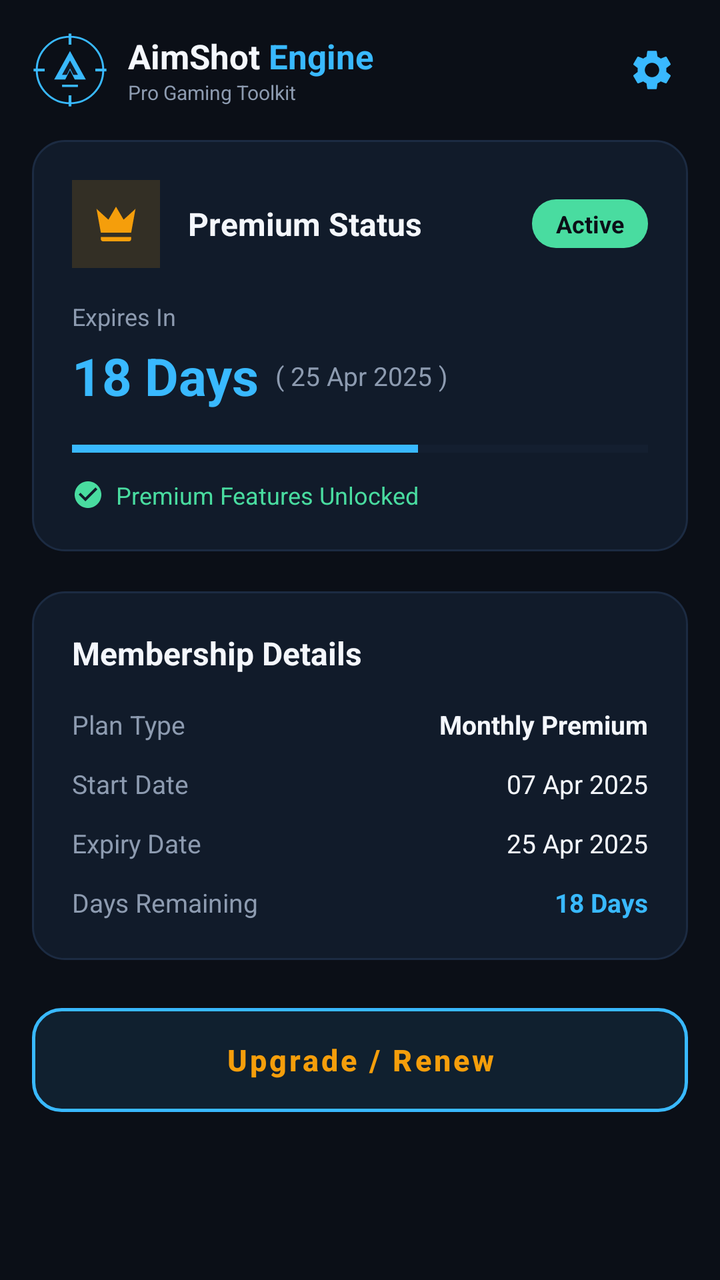
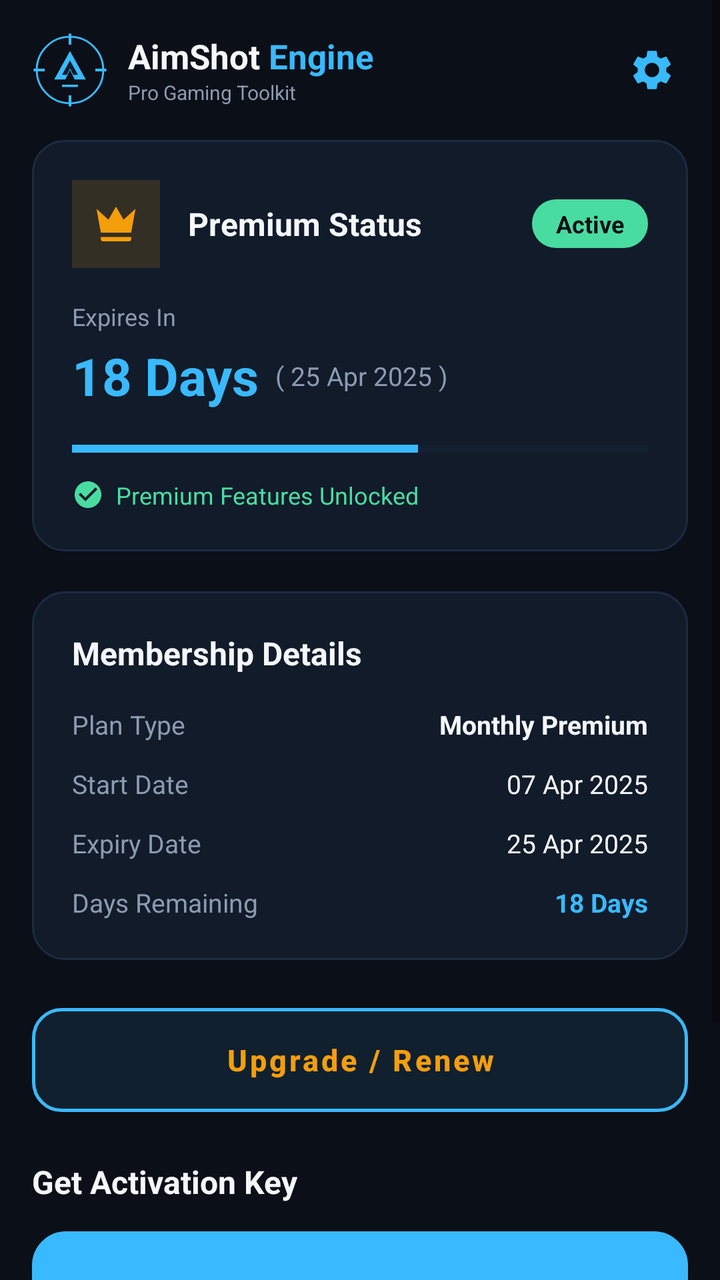

Compare the two renders of this Android layout. The source of the first and the diff that turns it into the second are given below.
<!-- AndroidManifest.xml: application theme Theme.AimShotEngine -->
<!-- res/layout/fragment_premium.xml -->
<?xml version="1.0" encoding="utf-8"?>
<ScrollView xmlns:android="http://schemas.android.com/apk/res/android"
    android:layout_width="match_parent"
    android:layout_height="match_parent"
    android:background="@color/bg_main"
    android:fillViewport="true">

    <LinearLayout
        android:layout_width="match_parent"
        android:layout_height="wrap_content"
        android:orientation="vertical"
        android:padding="16dp">

        
        <RelativeLayout
            android:layout_width="match_parent"
            android:layout_height="wrap_content"
            android:layout_marginBottom="16dp">

            <LinearLayout
                android:layout_width="wrap_content"
                android:layout_height="wrap_content"
                android:gravity="center_vertical"
                android:orientation="horizontal">

                <ImageView
                    android:layout_width="38dp"
                    android:layout_height="38dp"
                    android:contentDescription="@string/app_name"
                    android:src="@drawable/ic_aimshot_logo" />

                <LinearLayout
                    android:layout_width="wrap_content"
                    android:layout_height="wrap_content"
                    android:layout_marginStart="10dp"
                    android:orientation="vertical">

                    <LinearLayout
                        android:layout_width="wrap_content"
                        android:layout_height="wrap_content"
                        android:orientation="horizontal">

                        <TextView
                            android:layout_width="wrap_content"
                            android:layout_height="wrap_content"
                            android:text="AimShot "
                            android:textColor="@color/text_primary"
                            android:textSize="17sp"
                            android:textStyle="bold" />

                        <TextView
                            android:layout_width="wrap_content"
                            android:layout_height="wrap_content"
                            android:text="Engine"
                            android:textColor="@color/accent_primary"
                            android:textSize="17sp"
                            android:textStyle="bold" />
                    </LinearLayout>

                    <TextView
                        android:layout_width="wrap_content"
                        android:layout_height="wrap_content"
                        android:text="@string/pro_gaming_toolkit"
                        android:textColor="@color/text_secondary"
                        android:textSize="10sp" />
                </LinearLayout>
            </LinearLayout>

            <ImageView
                android:id="@+id/btn_premium_settings"
                android:layout_width="36dp"
                android:layout_height="36dp"
                android:layout_alignParentEnd="true"
                android:layout_centerVertical="true"
                android:background="?attr/selectableItemBackgroundBorderless"
                android:contentDescription="Settings"
                android:padding="6dp"
                android:src="@drawable/ic_settings" />
        </RelativeLayout>

        
        <LinearLayout
            android:layout_width="match_parent"
            android:layout_height="wrap_content"
            android:layout_marginBottom="20dp"
            android:background="@drawable/bg_tactical_card"
            android:orientation="vertical"
            android:padding="20dp">

            <RelativeLayout
                android:layout_width="match_parent"
                android:layout_height="wrap_content"
                android:layout_marginBottom="16dp">

                <LinearLayout
                    android:layout_width="wrap_content"
                    android:layout_height="wrap_content"
                    android:gravity="center_vertical"
                    android:orientation="horizontal">

                    
                    <LinearLayout
                        android:layout_width="44dp"
                        android:layout_height="44dp"
                        android:background="#26F59E0B"
                        android:gravity="center">

                        <ImageView
                            android:layout_width="26dp"
                            android:layout_height="26dp"
                            android:contentDescription="Crown"
                            android:src="@drawable/ic_crown" />
                    </LinearLayout>

                    <TextView
                        android:layout_width="wrap_content"
                        android:layout_height="wrap_content"
                        android:layout_marginStart="14dp"
                        android:text="@string/premium_status"
                        android:textColor="@color/text_primary"
                        android:textSize="16sp"
                        android:textStyle="bold" />
                </LinearLayout>

                
                <TextView
                    android:id="@+id/tv_badge_status"
                    android:layout_width="wrap_content"
                    android:layout_height="wrap_content"
                    android:layout_alignParentEnd="true"
                    android:layout_centerVertical="true"
                    android:background="@drawable/bg_badge_active"
                    android:paddingStart="12dp"
                    android:paddingTop="4dp"
                    android:paddingEnd="12dp"
                    android:paddingBottom="4dp"
                    android:text="@string/status_active"
                    android:textColor="@color/bg_main"
                    android:textSize="12sp"
                    android:textStyle="bold" />
            </RelativeLayout>

            
            <TextView
                android:layout_width="wrap_content"
                android:layout_height="wrap_content"
                android:text="@string/expires_in"
                android:textColor="@color/text_secondary"
                android:textSize="12sp" />

            
            
            <LinearLayout
                android:layout_width="wrap_content"
                android:layout_height="wrap_content"
                android:layout_marginTop="4dp"
                android:gravity="center_vertical"
                android:orientation="horizontal">

                <TextView
                    android:id="@+id/tv_premium_remaining_days"
                    android:layout_width="wrap_content"
                    android:layout_height="wrap_content"
                    android:text="18 Days"
                    android:textColor="@color/accent_primary"
                    android:textSize="26sp"
                    android:textStyle="bold" />

                <TextView
                    android:id="@+id/tv_premium_expiry_date_sub"
                    android:layout_width="wrap_content"
                    android:layout_height="wrap_content"
                    android:layout_marginStart="8dp"
                    android:text="( 25 Apr 2025 )"
                    android:textColor="@color/text_secondary"
                    android:textSize="13sp" />
            </LinearLayout>

            
            <ProgressBar
                android:id="@+id/progress_license_duration"
                style="?android:attr/progressBarStyleHorizontal"
                android:layout_width="match_parent"
                android:layout_height="6dp"
                android:layout_marginTop="16dp"
                android:layout_marginBottom="12dp"
                android:max="100"
                android:progress="60"
                android:progressTint="@color/accent_primary"
                android:progressBackgroundTint="@color/border_subtle" />

            
            <LinearLayout
                android:id="@+id/layout_features_unlocked"
                android:layout_width="wrap_content"
                android:layout_height="wrap_content"
                android:gravity="center_vertical"
                android:orientation="horizontal">

                <ImageView
                    android:layout_width="16dp"
                    android:layout_height="16dp"
                    android:contentDescription="Check"
                    android:src="@drawable/ic_check_circle" />

                <TextView
                    android:id="@+id/tv_features_unlocked_text"
                    android:layout_width="wrap_content"
                    android:layout_height="wrap_content"
                    android:layout_marginStart="6dp"
                    android:text="@string/premium_features_unlocked"
                    android:textColor="@color/color_success"
                    android:textSize="12sp" />
            </LinearLayout>
        </LinearLayout>

        
        <LinearLayout
            android:layout_width="match_parent"
            android:layout_height="wrap_content"
            android:layout_marginBottom="24dp"
            android:background="@drawable/bg_tactical_card"
            android:orientation="vertical"
            android:padding="20dp">

            <TextView
                android:layout_width="wrap_content"
                android:layout_height="wrap_content"
                android:layout_marginBottom="16dp"
                android:text="@string/membership_details"
                android:textColor="@color/text_primary"
                android:textSize="16sp"
                android:textStyle="bold" />

            
            <RelativeLayout
                android:layout_width="match_parent"
                android:layout_height="wrap_content"
                android:layout_marginBottom="12dp">

                <TextView
                    android:layout_width="wrap_content"
                    android:layout_height="wrap_content"
                    android:text="@string/plan_type"
                    android:textColor="@color/text_secondary"
                    android:textSize="13sp" />

                <TextView
                    android:id="@+id/tv_detail_plan_type"
                    android:layout_width="wrap_content"
                    android:layout_height="wrap_content"
                    android:layout_alignParentEnd="true"
                    android:text="Monthly Premium"
                    android:textColor="@color/text_primary"
                    android:textSize="13sp"
                    android:textStyle="bold" />
            </RelativeLayout>

            
            <RelativeLayout
                android:layout_width="match_parent"
                android:layout_height="wrap_content"
                android:layout_marginBottom="12dp">

                <TextView
                    android:layout_width="wrap_content"
                    android:layout_height="wrap_content"
                    android:text="@string/start_date"
                    android:textColor="@color/text_secondary"
                    android:textSize="13sp" />

                <TextView
                    android:id="@+id/tv_detail_start_date"
                    android:layout_width="wrap_content"
                    android:layout_height="wrap_content"
                    android:layout_alignParentEnd="true"
                    android:text="07 Apr 2025"
                    android:textColor="@color/text_primary"
                    android:textSize="13sp" />
            </RelativeLayout>

            
            <RelativeLayout
                android:layout_width="match_parent"
                android:layout_height="wrap_content"
                android:layout_marginBottom="12dp">

                <TextView
                    android:layout_width="wrap_content"
                    android:layout_height="wrap_content"
                    android:text="@string/expiry_date"
                    android:textColor="@color/text_secondary"
                    android:textSize="13sp" />

                <TextView
                    android:id="@+id/tv_detail_expiry_date"
                    android:layout_width="wrap_content"
                    android:layout_height="wrap_content"
                    android:layout_alignParentEnd="true"
                    android:text="25 Apr 2025"
                    android:textColor="@color/text_primary"
                    android:textSize="13sp" />
            </RelativeLayout>

            
            <RelativeLayout
                android:layout_width="match_parent"
                android:layout_height="wrap_content">

                <TextView
                    android:layout_width="wrap_content"
                    android:layout_height="wrap_content"
                    android:text="@string/days_remaining"
                    android:textColor="@color/text_secondary"
                    android:textSize="13sp" />

                <TextView
                    android:id="@+id/tv_detail_days_remaining"
                    android:layout_width="wrap_content"
                    android:layout_height="wrap_content"
                    android:layout_alignParentEnd="true"
                    android:text="18 Days"
                    android:textColor="@color/accent_primary"
                    android:textSize="13sp"
                    android:textStyle="bold" />
            </RelativeLayout>
        </LinearLayout>

        
        <Button
            android:id="@+id/btn_upgrade_renew"
            android:layout_width="match_parent"
            android:layout_height="52dp"
            android:layout_marginBottom="24dp"
            android:background="@drawable/bg_button_renew"
            android:elevation="0dp"
            android:stateListAnimator="@null"
            android:text="@string/btn_upgrade_renew"
            android:textAllCaps="false"
            android:textColor="#F59E0B"
            android:textSize="15sp"
            android:textStyle="bold" />

    </LinearLayout>

</ScrollView>
<!-- resources referenced by this layout -->
<resources>
  <color name="accent_primary">#39B9FF</color>
  <color name="bg_main">#0B0F17</color>
  <color name="border_subtle">#1C2B42</color>
  <color name="color_success">#49DCA0</color>
  <color name="text_primary">#F4F7FC</color>
  <color name="text_secondary">#8D9BB0</color>
  <!-- drawable bg_badge_active (drawable) -->
  <?xml version="1.0" encoding="utf-8"?>
  <shape xmlns:android="http://schemas.android.com/apk/res/android"
      android:shape="rectangle">
      <solid android:color="@color/color_success" />
      <corners android:radius="12dp" />
  </shape>
  <!-- drawable bg_button_renew (drawable) -->
  <?xml version="1.0" encoding="utf-8"?>
  <ripple xmlns:android="http://schemas.android.com/apk/res/android"
      android:color="#40F59E0B">
      <item>
          <shape android:shape="rectangle">
              <solid android:color="#1A241C12" />
              <corners android:radius="14dp" />
              <stroke
                  android:width="1.5dp"
                  android:color="#F59E0B" />
          </shape>
      </item>
  </ripple>
  <!-- drawable bg_tactical_card (drawable) -->
  <?xml version="1.0" encoding="utf-8"?>
  <shape xmlns:android="http://schemas.android.com/apk/res/android"
      android:shape="rectangle">
      <solid android:color="@color/bg_card" />
      <corners android:radius="16dp" />
      <stroke
          android:width="1dp"
          android:color="@color/border_subtle" />
  </shape>
  <!-- drawable ic_check_circle (drawable) -->
  <vector xmlns:android="http://schemas.android.com/apk/res/android"
      android:width="24dp"
      android:height="24dp"
      android:viewportWidth="24"
      android:viewportHeight="24">
    <path
        android:pathData="M12,2C6.48,2 2,6.48 2,12s4.48,10 10,10 10,-4.48 10,-10S17.52,2 12,2zm-2,15l-5,-5 1.41,-1.41L10,14.17l7.59,-7.59L19,8l-9,9z"
        android:fillColor="#49DCA0"/>
  </vector>
  <!-- drawable ic_crown (drawable) -->
  <vector xmlns:android="http://schemas.android.com/apk/res/android"
      android:width="24dp"
      android:height="24dp"
      android:viewportWidth="24"
      android:viewportHeight="24">
    <path
        android:pathData="M5,16L3,5l5.5,5L12,4l3.5,6L21,5l-2,11H5m14,3c0,0.55 -0.45,1 -1,1H6c-0.55,0 -1,-0.45 -1,-1v-1h14v1z"
        android:fillColor="#F59E0B"/>
  </vector>
  <string name="app_name">AimShot Engine</string>
  <string name="btn_upgrade_renew">Upgrade / Renew</string>
  <string name="days_remaining">Days Remaining</string>
  <string name="expires_in">Expires In</string>
  <string name="expiry_date">Expiry Date</string>
  <string name="membership_details">Membership Details</string>
  <string name="plan_type">Plan Type</string>
  <string name="premium_features_unlocked">Premium Features Unlocked</string>
  <string name="premium_status">Premium Status</string>
  <string name="pro_gaming_toolkit">Pro Gaming Toolkit</string>
  <string name="start_date">Start Date</string>
  <string name="status_active">Active</string>
  <color name="bg_card">#111B2A</color>
  <color name="accent_primary_dark">#1A85CC</color>
  <color name="nav_bg">#090D14</color>
  <!-- unchanged entries left out for length: 3 -->
</resources>

<!-- the commit's change to res/layout/fragment_premium.xml (unified diff, before → after) -->
@@ -341,6 +341,46 @@
             android:textSize="15sp"
             android:textStyle="bold" />
 
+        
+        <TextView
+            android:layout_width="wrap_content"
+            android:layout_height="wrap_content"
+            android:layout_marginBottom="14dp"
+            android:text="@string/get_activation_key"
+            android:textColor="@color/text_primary"
+            android:textSize="16sp"
+            android:textStyle="bold" />
+
+        
+        <Button
+            android:id="@+id/btn_get_free_key"
+            android:layout_width="match_parent"
+            android:layout_height="64dp"
+            android:layout_marginBottom="14dp"
+            android:background="@drawable/bg_button_tactical_border"
+            android:elevation="0dp"
+            android:stateListAnimator="@null"
+            android:text="@string/btn_get_free_key"
+            android:textAllCaps="false"
+            android:textColor="@color/text_primary"
+            android:textSize="18sp"
+            android:textStyle="bold" />
+
+        
+        <Button
+            android:id="@+id/btn_get_paid_key"
+            android:layout_width="match_parent"
+            android:layout_height="64dp"
+            android:layout_marginBottom="28dp"
+            android:background="@drawable/bg_button_tactical_border"
+            android:elevation="0dp"
+            android:stateListAnimator="@null"
+            android:text="@string/btn_get_paid_key"
+            android:textAllCaps="false"
+            android:textColor="@color/text_primary"
+            android:textSize="18sp"
+            android:textStyle="bold" />
+
     </LinearLayout>
 
 </ScrollView>
<!-- resource entries referenced after the edit -->
@@ -27,6 +27,24 @@
           </shape>
       </item>
   </ripple>
+  <!-- drawable bg_button_tactical_border (drawable) -->
+  <?xml version="1.0" encoding="utf-8"?>
+  <selector xmlns:android="http://schemas.android.com/apk/res/android">
+      <item android:state_pressed="true">
+          <shape android:shape="rectangle">
+              <solid android:color="#1A39B9FF" />
+              <corners android:radius="16dp" />
+              <stroke android:width="2dp" android:color="#39B9FF" />
+          </shape>
+      </item>
+      <item>
+          <shape android:shape="rectangle">
+              <solid android:color="#0B0F17" />
+              <corners android:radius="16dp" />
+              <stroke android:width="2dp" android:color="#39B9FF" />
+          </shape>
+      </item>
+  </selector>
   <!-- drawable bg_tactical_card (drawable) -->
   <?xml version="1.0" encoding="utf-8"?>
   <shape xmlns:android="http://schemas.android.com/apk/res/android"
@@ -58,10 +76,13 @@
         android:fillColor="#F59E0B"/>
   </vector>
   <string name="app_name">AimShot Engine</string>
+  <string name="btn_get_free_key">Get Free Key</string>
+  <string name="btn_get_paid_key">Get Paid Key</string>
   <string name="btn_upgrade_renew">Upgrade / Renew</string>
   <string name="days_remaining">Days Remaining</string>
   <string name="expires_in">Expires In</string>
   <string name="expiry_date">Expiry Date</string>
+  <string name="get_activation_key">Get Activation Key</string>
   <string name="membership_details">Membership Details</string>
   <string name="plan_type">Plan Type</string>
   <string name="premium_features_unlocked">Premium Features Unlocked</string>
